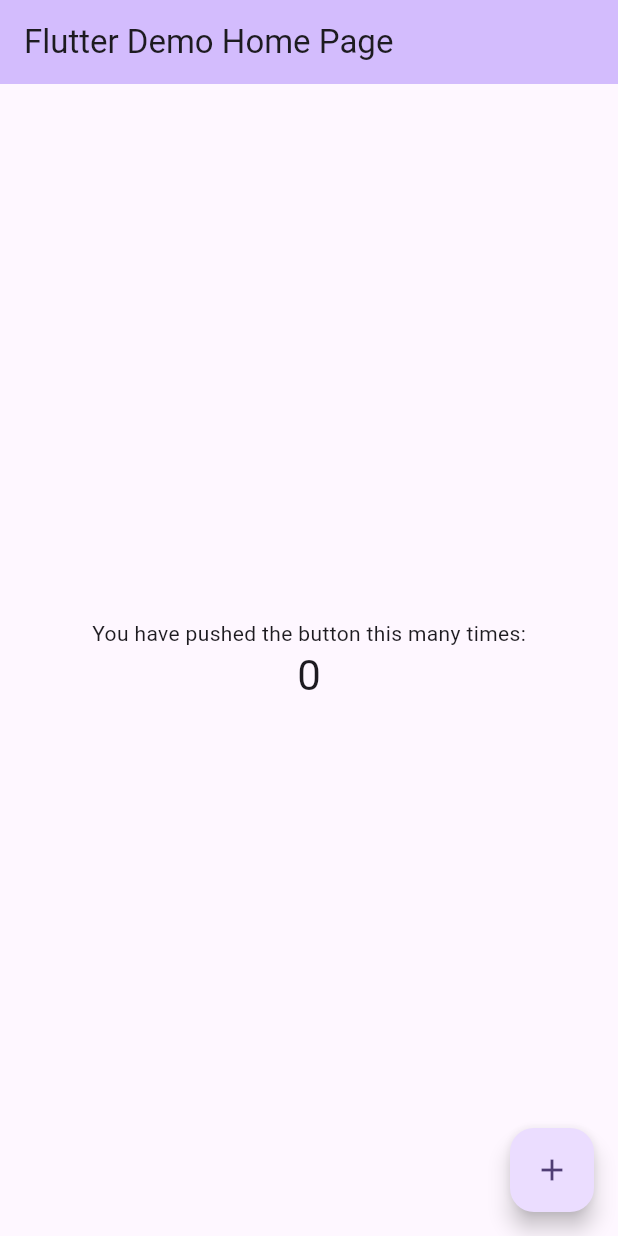
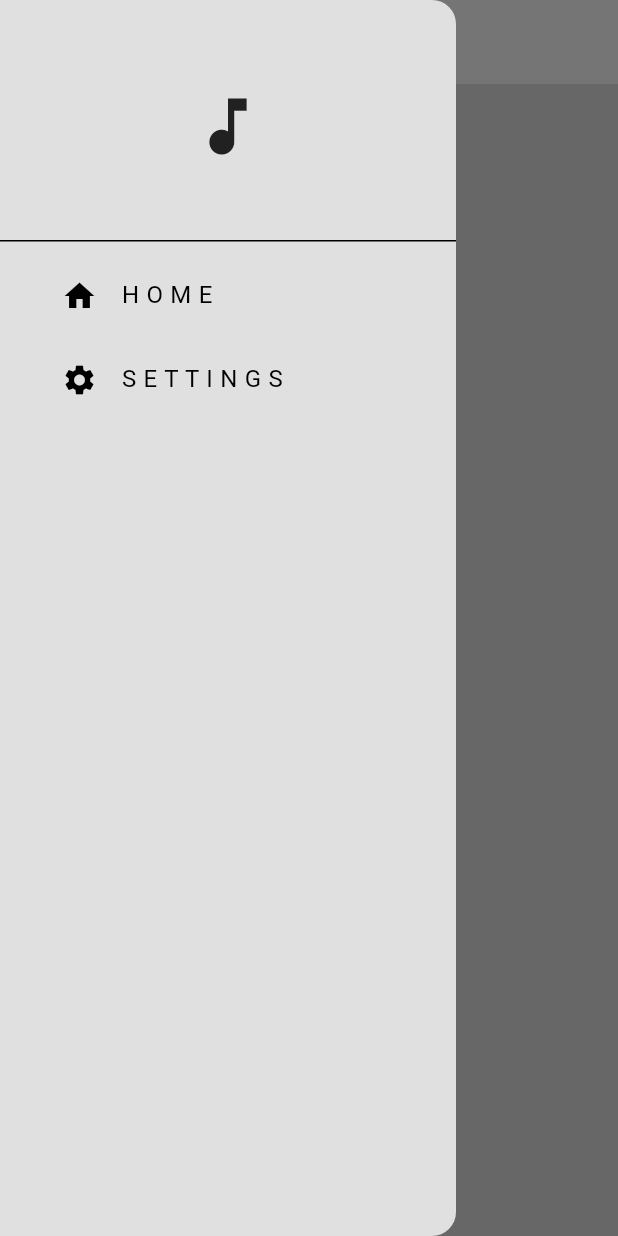
Before and after one commit to Tilloboy/Instagram, a Flutter app: the screen it shows after launch, with the side drawer open (before the commit the screen has no drawer), on a phone screen of 412 x 824 dp. Run offline on Flutter 3.47's test engine with Material 3 defaults, Android fonts, the phone set to English and light mode, and no system bars.

Commit message:
light mood va dark moodni qushdm

```diff
--- a/instagram1/lib/main.dart
+++ b/instagram1/lib/main.dart
@@ -1,125 +1,72 @@
 import 'package:flutter/material.dart';
+import 'package:instagram1/pages/Home_page/home_page.dart';
+import 'package:instagram1/pages/theme/theme_provired.dart';
+
+import 'package:provider/provider.dart';
 
 void main() {
-  runApp(const MyApp());
+  runApp(
+    ChangeNotifierProvider(
+      create: (context) => ThemeProvired(),
+      child: const MyApp(),
+    ),
+  );
 }
 
-class MyApp extends StatelessWidget {
+class MyApp extends StatefulWidget {
   const MyApp({super.key});
 
-  // This widget is the root of your application.
+  @override
+  State<MyApp> createState() => _MyAppState();
+}
+
+class _MyAppState extends State<MyApp> {
   @override
   Widget build(BuildContext context) {
     return MaterialApp(
-      title: 'Flutter Demo',
-      theme: ThemeData(
-        // This is the theme of your application.
-        //
-        // TRY THIS: Try running your application with "flutter run". You'll see
-        // the application has a purple toolbar. Then, without quitting the app,
-        // try changing the seedColor in the colorScheme below to Colors.green
-        // and then invoke "hot reload" (save your changes or press the "hot
-        // reload" button in a Flutter-supported IDE, or press "r" if you used
-        // the command line to start the app).
-        //
-        // Notice that the counter didn't reset back to zero; the application
-        // state is not lost during the reload. To reset the state, use hot
-        // restart instead.
-        //
-        // This works for code too, not just values: Most code changes can be
-        // tested with just a hot reload.
-        colorScheme: ColorScheme.fromSeed(seedColor: Colors.deepPurple),
-        useMaterial3: true,
-      ),
-      home: const MyHomePage(title: 'Flutter Demo Home Page'),
+      debugShowCheckedModeBanner: false,
+      home: const HomePage(),
+      theme: Provider.of<ThemeProvired>(context).themeData,
     );
   }
 }
 
-class MyHomePage extends StatefulWidget {
-  const MyHomePage({super.key, required this.title});
-
-  // This widget is the home page of your application. It is stateful, meaning
-  // that it has a State object (defined below) that contains fields that affect
-  // how it looks.
-
-  // This class is the configuration for the state. It holds the values (in this
-  // case the title) provided by the parent (in this case the App widget) and
-  // used by the build method of the State. Fields in a Widget subclass are
-  // always marked "final".
-
-  final String title;
+class MyWidget extends StatefulWidget {
+  const MyWidget({super.key});
 
   @override
-  State<MyHomePage> createState() => _MyHomePageState();
+  State<MyWidget> createState() => _MyWidgetState();
 }
 
-class _MyHomePageState extends State<MyHomePage> {
-  int _counter = 0;
-
-  void _incrementCounter() {
+class _MyWidgetState extends State<MyWidget> {
+  bool n = true;
+  void h() {
     setState(() {
-      // This call to setState tells the Flutter framework that something has
-      // changed in this State, which causes it to rerun the build method below
-      // so that the display can reflect the updated values. If we changed
-      // _counter without calling setState(), then the build method would not be
-      // called again, and so nothing would appear to happen.
-      _counter++;
+      n = !n;
     });
   }
 
   @override
   Widget build(BuildContext context) {
-    // This method is rerun every time setState is called, for instance as done
-    // by the _incrementCounter method above.
-    //
-    // The Flutter framework has been optimized to make rerunning build methods
-    // fast, so that you can just rebuild anything that needs updating rather
-    // than having to individually change instances of widgets.
-    return Scaffold(
-      appBar: AppBar(
-        // TRY THIS: Try changing the color here to a specific color (to
-        // Colors.amber, perhaps?) and trigger a hot reload to see the AppBar
-        // change color while the other colors stay the same.
-        backgroundColor: Theme.of(context).colorScheme.inversePrimary,
-        // Here we take the value from the MyHomePage object that was created by
-        // the App.build method, and use it to set our appbar title.
-        title: Text(widget.title),
-      ),
-      body: Center(
-        // Center is a layout widget. It takes a single child and positions it
-        // in the middle of the parent.
-        child: Column(
-          // Column is also a layout widget. It takes a list of children and
-          // arranges them vertically. By default, it sizes itself to fit its
-          // children horizontally, and tries to be as tall as its parent.
-          //
-          // Column has various properties to control how it sizes itself and
-          // how it positions its children. Here we use mainAxisAlignment to
-          // center the children vertically; the main axis here is the vertical
-          // axis because Columns are vertical (the cross axis would be
-          // horizontal).
-          //
-          // TRY THIS: Invoke "debug painting" (choose the "Toggle Debug Paint"
-          // action in the IDE, or press "p" in the console), to see the
-          // wireframe for each widget.
-          mainAxisAlignment: MainAxisAlignment.center,
-          children: <Widget>[
-            const Text(
-              'You have pushed the button this many times:',
-            ),
-            Text(
-              '$_counter',
-              style: Theme.of(context).textTheme.headlineMedium,
-            ),
-          ],
+    return MaterialApp(
+      theme: n ? ThemeData.dark() : ThemeData.light(),
+      home: Scaffold(
+        body: Center(
+          child: Column(
+            children: [
+              ElevatedButton(
+                onPressed: () {
+                  h();
+                },
+                child: Text(n ? "light mood" : "Dark mood"),
+              ),
+              Container(width: 150,height: 150,
+               color:n?Colors.white:Colors.black,
+              ),
+            ],
+          ),
         ),
       ),
-      floatingActionButton: FloatingActionButton(
-        onPressed: _incrementCounter,
-        tooltip: 'Increment',
-        child: const Icon(Icons.add),
-      ), // This trailing comma makes auto-formatting nicer for build methods.
     );
   }
 }
--- /dev/null
+++ b/instagram1/lib/pages/Home_page/home_page.dart
@@ -0,0 +1,22 @@
+import 'package:flutter/material.dart';
+import 'package:instagram1/pages/company/Mydrawer.dart';
+
+class HomePage extends StatefulWidget {
+  const HomePage({super.key});
+
+  @override
+  State<HomePage> createState() => _HomePageState();
+}
+
+class _HomePageState extends State<HomePage> {
+  @override
+  Widget build(BuildContext context) {
+    return Scaffold(
+      backgroundColor: Theme.of(context).colorScheme.background,
+      appBar: AppBar(
+        title: Center(child: Text("M U S I C"),),
+      ),
+      drawer: Mydrawer(),
+    );
+  }
+}
--- /dev/null
+++ b/instagram1/lib/pages/company/Mydrawer.dart
@@ -0,0 +1,52 @@
+import 'package:flutter/material.dart';
+import 'package:instagram1/pages/settings/settings.dart';
+
+class Mydrawer extends StatelessWidget {
+  const Mydrawer({super.key});
+
+  @override
+  Widget build(BuildContext context) {
+    return Drawer(
+      backgroundColor: Theme.of(context).colorScheme.background,
+      child: Column(
+        children: [
+          DrawerHeader(
+            child: Center(
+              child: Icon(
+                Icons.music_note,
+                size: 50,
+                color: Theme.of(context).colorScheme.inversePrimary,
+              ),
+            ),
+          ),
+          Padding(
+            padding: EdgeInsets.only(left: 25.0, right: 25),
+            child: ListTile(
+              title: Text("H O M E"),
+              leading: Icon(Icons.home),
+              onTap: () {
+                Navigator.pop(context);
+              },
+            ),
+          ),
+          Padding(
+            padding: EdgeInsets.only(left: 25.0, right: 25),
+            child: ListTile(
+              title: Text("S E T T I N G S"),
+              leading: Icon(Icons.settings),
+              onTap: () {
+                Navigator.pop(context);
+                Navigator.push(
+                  context,
+                  MaterialPageRoute(
+                    builder: (context) => Settings(),
+                  ),
+                );
+              },
+            ),
+          )
+        ],
+      ),
+    );
+  }
+}
--- /dev/null
+++ b/instagram1/lib/pages/theme/dark_mode.dart
@@ -0,0 +1,11 @@
+import 'package:flutter/material.dart';
+
+ThemeData dark_mode = ThemeData(
+    colorScheme: ColorScheme.dark(
+  background: Colors.grey.shade600,
+  primary: Colors.grey.shade600,
+  secondary: Colors.grey.shade800,
+  inversePrimary: Colors.grey.shade300,
+
+
+));
--- /dev/null
+++ b/instagram1/lib/pages/theme/light_moode.dart
@@ -0,0 +1,9 @@
+import 'package:flutter/material.dart';
+
+ThemeData light_mode = ThemeData(
+    colorScheme: ColorScheme.light(
+  background: Colors.grey.shade300,
+  primary: Colors.grey.shade500,
+  secondary: Colors.grey.shade200,
+  inversePrimary: Colors.grey.shade900,
+));
--- /dev/null
+++ b/instagram1/lib/pages/theme/theme_provired.dart
@@ -0,0 +1,37 @@
+import 'package:flutter/material.dart';
+import 'package:instagram1/pages/theme/dark_mode.dart';
+import 'package:instagram1/pages/theme/light_moode.dart';
+
+
+
+class ThemeProvired extends ChangeNotifier {
+//birinchi light mood
+  ThemeData _themeData = light_mode;
+
+// moodni uzgartirish
+
+  ThemeData get themeData => _themeData;
+
+// dark moodni ulash
+
+  bool get isDarkmoode => _themeData == dark_mode;
+
+// mavzuni tugirlash
+
+  set themeData(ThemeData themedata) {
+    _themeData = themedata;
+
+//UI moodini almashtirish
+
+    notifyListeners();
+  }
+
+// mavzuni almashtirish
+  void toogleTheme() {
+    if (_themeData == light_mode) {
+      themeData = dark_mode;
+    } else {
+      themeData = light_mode;
+    }
+  }
+}
--- a/instagram1/pubspec.yaml
+++ b/instagram1/pubspec.yaml
@@ -35,6 +35,7 @@ dependencies:
   # The following adds the Cupertino Icons font to your application.
   # Use with the CupertinoIcons class for iOS style icons.
   cupertino_icons: ^1.0.8
+  provider: ^6.1.2
 
 dev_dependencies:
   flutter_test:
```
Also changed, not shown: instagram1/lib/pages/settings/settings.dart (added, +46 -0 lines), instagram1/pubspec.lock, 1 other file.
